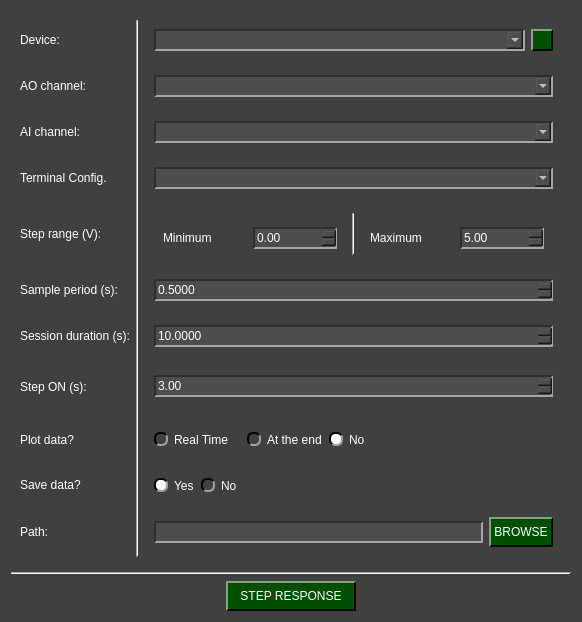
First picture: the form in pydaq/uis/PyDAQ_step_response_NIDAQ_widget.ui, repository samirmartins/pydaq, before the edit.
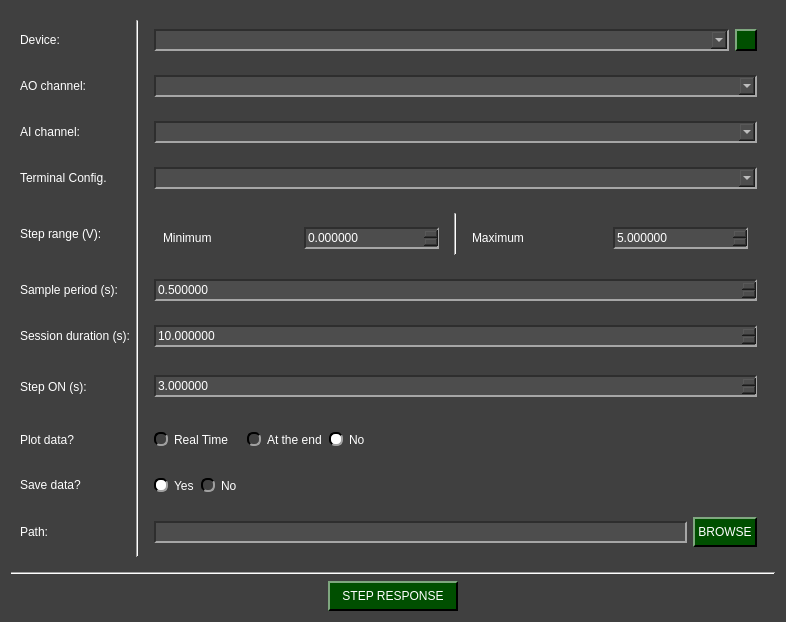
Second picture: the form after the edit. Icons and pictures are not drawn.

Diff of the .ui file:
```diff
--- a/pydaq/uis/PyDAQ_step_response_NIDAQ_widget.ui
+++ b/pydaq/uis/PyDAQ_step_response_NIDAQ_widget.ui
@@ -6,7 +6,7 @@
    <rect>
     <x>0</x>
     <y>0</y>
-    <width>582</width>
+    <width>786</width>
     <height>622</height>
    </rect>
   </property>
@@ -531,6 +531,15 @@
                 <height>22</height>
                </size>
               </property>
+              <property name="decimals">
+               <number>6</number>
+              </property>
+              <property name="maximum">
+               <double>999999999999999983222784.000000000000000</double>
+              </property>
+              <property name="singleStep">
+               <double>0.050000000000000</double>
+              </property>
               <property name="stepType">
                <enum>QAbstractSpinBox::StepType::AdaptiveDecimalStepType</enum>
               </property>
@@ -578,6 +587,12 @@
                 <height>22</height>
                </size>
               </property>
+              <property name="decimals">
+               <number>6</number>
+              </property>
+              <property name="maximum">
+               <double>999999999999.000000000000000</double>
+              </property>
               <property name="singleStep">
                <double>0.500000000000000</double>
               </property>
@@ -737,10 +752,10 @@
             </size>
            </property>
            <property name="decimals">
-            <number>4</number>
+            <number>6</number>
            </property>
            <property name="maximum">
-            <double>999.990000000000009</double>
+            <double>999999999999.000000000000000</double>
            </property>
            <property name="singleStep">
             <double>0.010000000000000</double>
@@ -793,10 +808,10 @@
             </size>
            </property>
            <property name="decimals">
-            <number>4</number>
+            <number>6</number>
            </property>
            <property name="maximum">
-            <double>86400.990000000005239</double>
+            <double>999999999999.000000000000000</double>
            </property>
            <property name="singleStep">
             <double>0.010000000000000</double>
@@ -836,8 +851,11 @@
              <height>22</height>
             </size>
            </property>
+           <property name="decimals">
+            <number>6</number>
+           </property>
            <property name="maximum">
-            <double>999.990000000000009</double>
+            <double>999999999999.000000000000000</double>
            </property>
            <property name="singleStep">
             <double>0.010000000000000</double>
```
Left out of the diff: 4 changed lines with no effect on the pictures.
